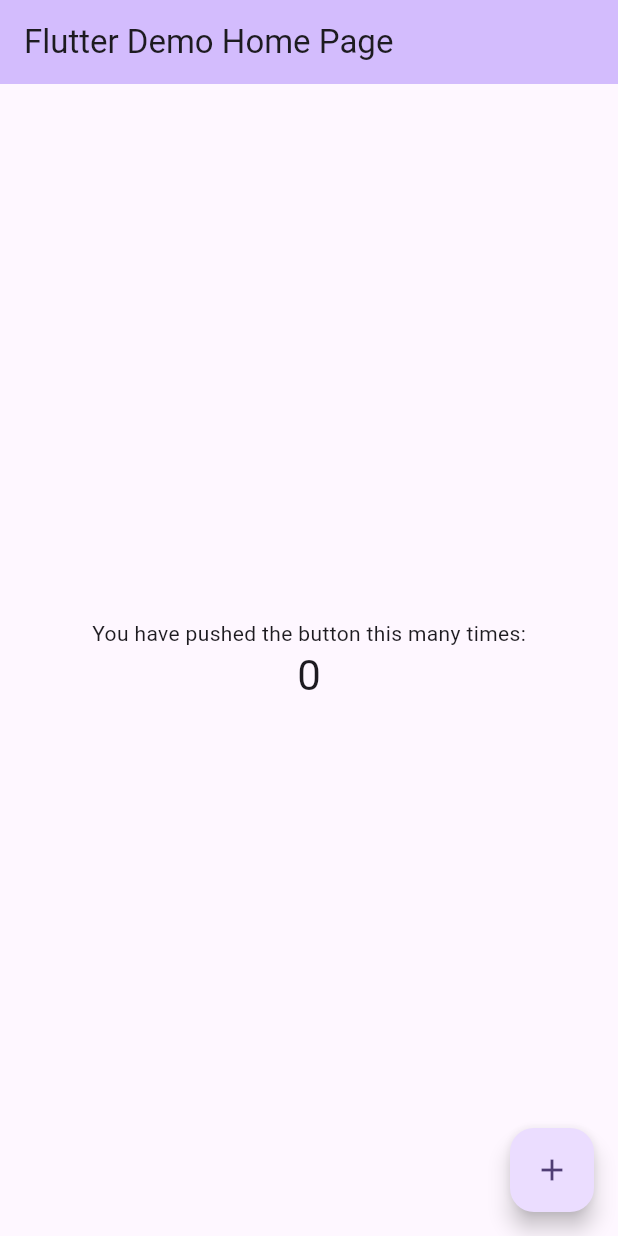
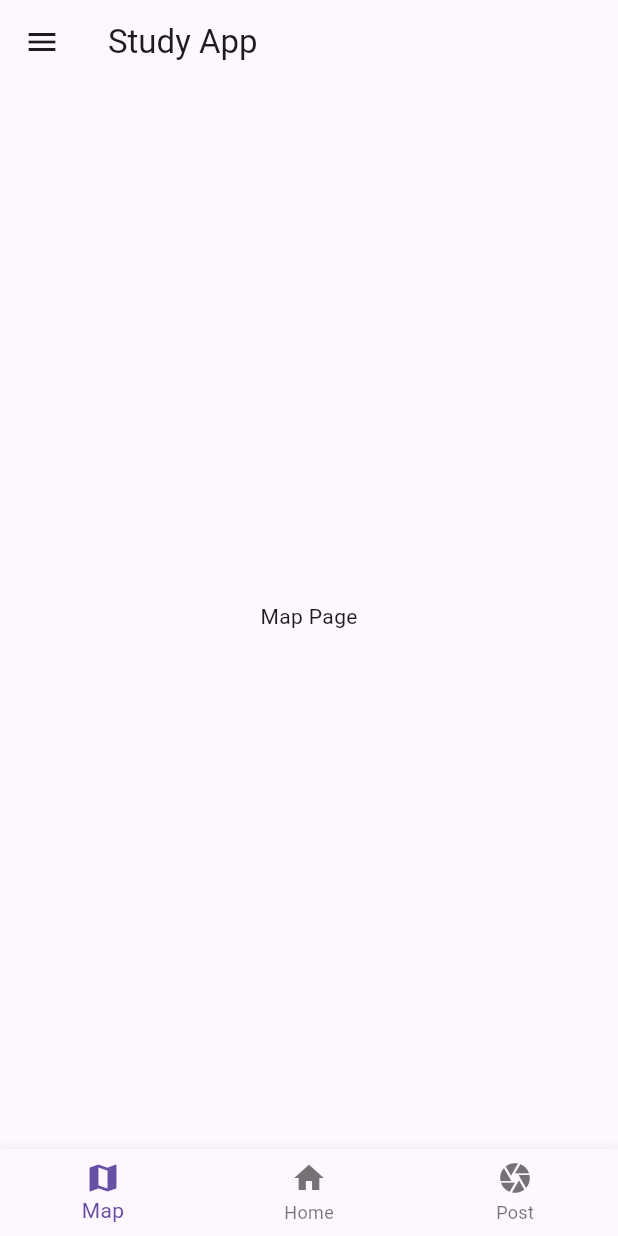
Before and after one commit to ivanPuri/study_app, a Flutter app: the screen it shows after launch, on a phone screen of 412 x 824 dp. Run offline on Flutter 3.47's test engine with Material 3 defaults, Android fonts, the phone set to English and light mode, and no system bars.

Commit message:
first skeleton

```diff
--- a/lib/main.dart
+++ b/lib/main.dart
@@ -7,116 +7,102 @@ void main() {
 class MyApp extends StatelessWidget {
   const MyApp({super.key});
 
-  // This widget is the root of your application.
   @override
   Widget build(BuildContext context) {
-    return MaterialApp(
-      title: 'Flutter Demo',
-      theme: ThemeData(
-        // This is the theme of your application.
-        //
-        // TRY THIS: Try running your application with "flutter run". You'll see
-        // the application has a purple toolbar. Then, without quitting the app,
-        // try changing the seedColor in the colorScheme below to Colors.green
-        // and then invoke "hot reload" (save your changes or press the "hot
-        // reload" button in a Flutter-supported IDE, or press "r" if you used
-        // the command line to start the app).
-        //
-        // Notice that the counter didn't reset back to zero; the application
-        // state is not lost during the reload. To reset the state, use hot
-        // restart instead.
-        //
-        // This works for code too, not just values: Most code changes can be
-        // tested with just a hot reload.
-        colorScheme: ColorScheme.fromSeed(seedColor: Colors.deepPurple),
-      ),
-      home: const MyHomePage(title: 'Flutter Demo Home Page'),
-    );
+    return MaterialApp(home: Home(), debugShowCheckedModeBanner: false);
   }
 }
 
-class MyHomePage extends StatefulWidget {
-  const MyHomePage({super.key, required this.title});
-
-  // This widget is the home page of your application. It is stateful, meaning
-  // that it has a State object (defined below) that contains fields that affect
-  // how it looks.
-
-  // This class is the configuration for the state. It holds the values (in this
-  // case the title) provided by the parent (in this case the App widget) and
-  // used by the build method of the State. Fields in a Widget subclass are
-  // always marked "final".
-
-  final String title;
+class Home extends StatefulWidget {
+  const Home({super.key});
 
   @override
-  State<MyHomePage> createState() => _MyHomePageState();
+  State<Home> createState() => _HomeState();
 }
 
-class _MyHomePageState extends State<MyHomePage> {
-  int _counter = 0;
+class _HomeState extends State<Home> {
+  int _selectedIndex = 0;
+  late List<Widget> _pages;
 
-  void _incrementCounter() {
+  @override
+  void initState() {
+    super.initState();
+    _pages = [
+      Center(child: Text("Map Page")),
+      Center(child: Text("Home Page")),
+      Center(child: Text("Post Page")),
+    ];
+  }
+
+  void _onItemTapped(int index) {
     setState(() {
-      // This call to setState tells the Flutter framework that something has
-      // changed in this State, which causes it to rerun the build method below
-      // so that the display can reflect the updated values. If we changed
-      // _counter without calling setState(), then the build method would not be
-      // called again, and so nothing would appear to happen.
-      _counter++;
+      _selectedIndex = index;
     });
   }
 
   @override
   Widget build(BuildContext context) {
-    // This method is rerun every time setState is called, for instance as done
-    // by the _incrementCounter method above.
-    //
-    // The Flutter framework has been optimized to make rerunning build methods
-    // fast, so that you can just rebuild anything that needs updating rather
-    // than having to individually change instances of widgets.
     return Scaffold(
-      appBar: AppBar(
-        // TRY THIS: Try changing the color here to a specific color (to
-        // Colors.amber, perhaps?) and trigger a hot reload to see the AppBar
-        // change color while the other colors stay the same.
-        backgroundColor: Theme.of(context).colorScheme.inversePrimary,
-        // Here we take the value from the MyHomePage object that was created by
-        // the App.build method, and use it to set our appbar title.
-        title: Text(widget.title),
-      ),
-      body: Center(
-        // Center is a layout widget. It takes a single child and positions it
-        // in the middle of the parent.
-        child: Column(
-          // Column is also a layout widget. It takes a list of children and
-          // arranges them vertically. By default, it sizes itself to fit its
-          // children horizontally, and tries to be as tall as its parent.
-          //
-          // Column has various properties to control how it sizes itself and
-          // how it positions its children. Here we use mainAxisAlignment to
-          // center the children vertically; the main axis here is the vertical
-          // axis because Columns are vertical (the cross axis would be
-          // horizontal).
-          //
-          // TRY THIS: Invoke "debug painting" (choose the "Toggle Debug Paint"
-          // action in the IDE, or press "p" in the console), to see the
-          // wireframe for each widget.
-          mainAxisAlignment: MainAxisAlignment.center,
-          children: <Widget>[
-            const Text('You have pushed the button this many times:'),
-            Text(
-              '$_counter',
-              style: Theme.of(context).textTheme.headlineMedium,
+      appBar: AppBar(title: Text("Study App")),
+      drawer: Drawer(
+        child: ListView(
+          children: [
+            DrawerHeader(
+              child: SizedBox(
+                height: 260,
+                child: DrawerHeader(
+                  decoration: BoxDecoration(
+                    color: Color(0xFFFFB81C),
+                  ),
+                  child: Column(
+                    //! make a widget that adds a round profile picture picker, alr have one in inventory app
+                  ),
+                ),
+              ),
+            ),
+            ListTile(
+              leading: Icon(Icons.account_circle),
+              title: Text('Profile'),
+              onTap: () {
+                Navigator.pop(context);
+              },
+            ),
+            ListTile(
+              leading: Icon(Icons.info),
+              title: Text('Statistics'),
+              onTap: () {
+                Navigator.pop(context);
+              },
+            ),
+            ListTile(
+              leading: Icon(Icons.settings),
+              title: Text('Settings'),
+              onTap: () {
+                Navigator.pop(context);
+              },
             ),
           ],
         ),
       ),
-      floatingActionButton: FloatingActionButton(
-        onPressed: _incrementCounter,
-        tooltip: 'Increment',
-        child: const Icon(Icons.add),
-      ), // This trailing comma makes auto-formatting nicer for build methods.
+      body: _pages[_selectedIndex], // <-- Use the selected page here
+      bottomNavigationBar: BottomNavigationBar(
+        currentIndex: _selectedIndex,
+        onTap: _onItemTapped,
+        items: const <BottomNavigationBarItem>[
+          BottomNavigationBarItem(
+            icon: Icon(Icons.map),
+            label: 'Map',
+          ),
+          BottomNavigationBarItem(
+            icon: Icon(Icons.home),
+            label: 'Home',
+          ),
+          BottomNavigationBarItem(
+            icon: Icon(Icons.camera),
+            label: 'Post',
+          ),
+        ],
+      ),
     );
   }
 }
```
Also changed, not shown: lib/navBarWidget/Dashboard.dart (added), lib/navBarWidget/Map.dart (added), lib/navBarWidget/Post.dart (added), 4 other files.
